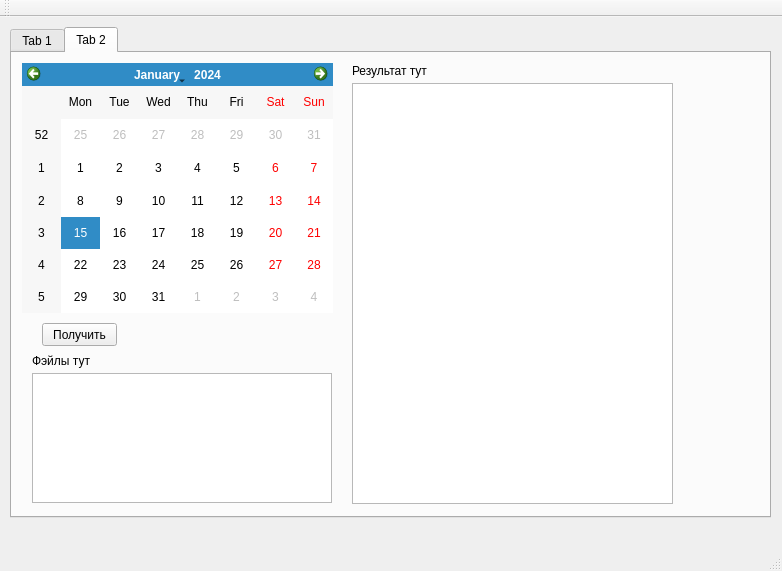
This is mainwindow.ui in boomer-24/Boristics as Qt 5 draws it before an edit. The edited form follows.
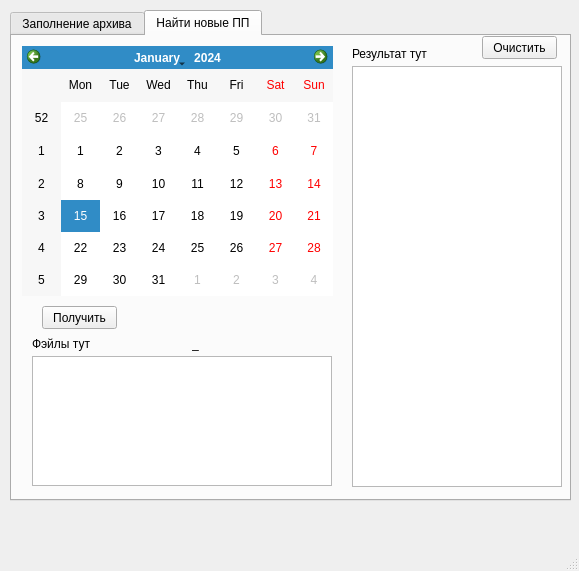
This is the edited form. The open tabs and pages were chosen to show the change.

Patch:
```diff
--- a/mainwindow.ui
+++ b/mainwindow.ui
@@ -6,7 +6,7 @@
    <rect>
     <x>0</x>
     <y>0</y>
-    <width>782</width>
+    <width>579</width>
     <height>571</height>
    </rect>
   </property>
@@ -19,16 +19,28 @@
      <rect>
       <x>10</x>
       <y>10</y>
-      <width>761</width>
+      <width>561</width>
       <height>491</height>
      </rect>
     </property>
+    <property name="tabPosition">
+     <enum>QTabWidget::North</enum>
+    </property>
     <property name="currentIndex">
-     <number>0</number>
+     <number>1</number>
+    </property>
+    <property name="elideMode">
+     <enum>Qt::ElideNone</enum>
+    </property>
+    <property name="usesScrollButtons">
+     <bool>true</bool>
+    </property>
+    <property name="documentMode">
+     <bool>false</bool>
     </property>
     <widget class="QWidget" name="tab">
      <attribute name="title">
-      <string>Tab 1</string>
+      <string>Заполнение архива</string>
      </attribute>
      <widget class="QPushButton" name="pushButton_ok">
       <property name="geometry">
@@ -99,14 +111,14 @@
     </widget>
     <widget class="QWidget" name="tab_2">
      <attribute name="title">
-      <string>Tab 2</string>
+      <string>Найти новые ПП</string>
      </attribute>
      <widget class="QTextBrowser" name="textBrowser_newPrograms">
       <property name="geometry">
        <rect>
         <x>340</x>
         <y>30</y>
-        <width>321</width>
+        <width>210</width>
         <height>421</height>
        </rect>
       </property>
@@ -170,6 +182,32 @@
        <string>Фэйлы тут</string>
       </property>
      </widget>
+     <widget class="QLabel" name="label_currentElement">
+      <property name="geometry">
+       <rect>
+        <x>180</x>
+        <y>300</y>
+        <width>80</width>
+        <height>16</height>
+       </rect>
+      </property>
+      <property name="text">
+       <string>_</string>
+      </property>
+     </widget>
+     <widget class="QPushButton" name="pushButton_clearNewProgramsTextBox">
+      <property name="geometry">
+       <rect>
+        <x>470</x>
+        <y>0</y>
+        <width>75</width>
+        <height>23</height>
+       </rect>
+      </property>
+      <property name="text">
+       <string>Очистить</string>
+      </property>
+     </widget>
     </widget>
    </widget>
   </widget>
@@ -183,14 +221,6 @@
     </rect>
    </property>
   </widget>
-  <widget class="QToolBar" name="mainToolBar">
-   <attribute name="toolBarArea">
-    <enum>TopToolBarArea</enum>
-   </attribute>
-   <attribute name="toolBarBreak">
-    <bool>false</bool>
-   </attribute>
-  </widget>
   <widget class="QStatusBar" name="statusBar"/>
  </widget>
  <layoutdefault spacing="6" margin="11"/>
```
Left out of the diff: 10 changed lines with no effect on the pictures.
